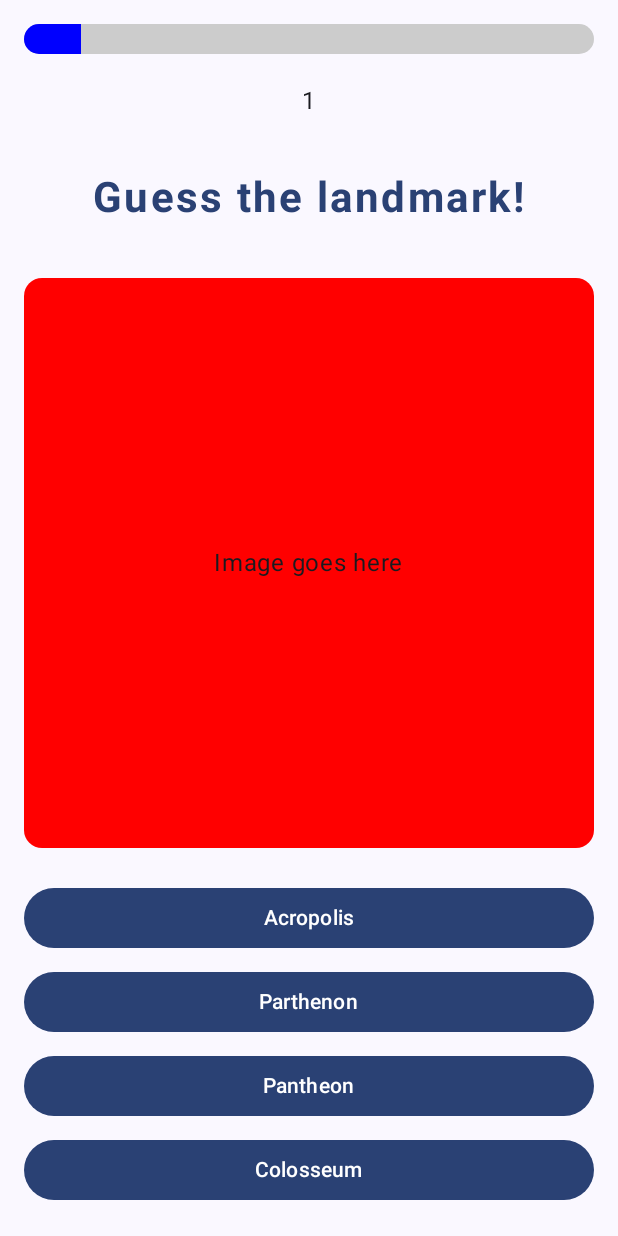
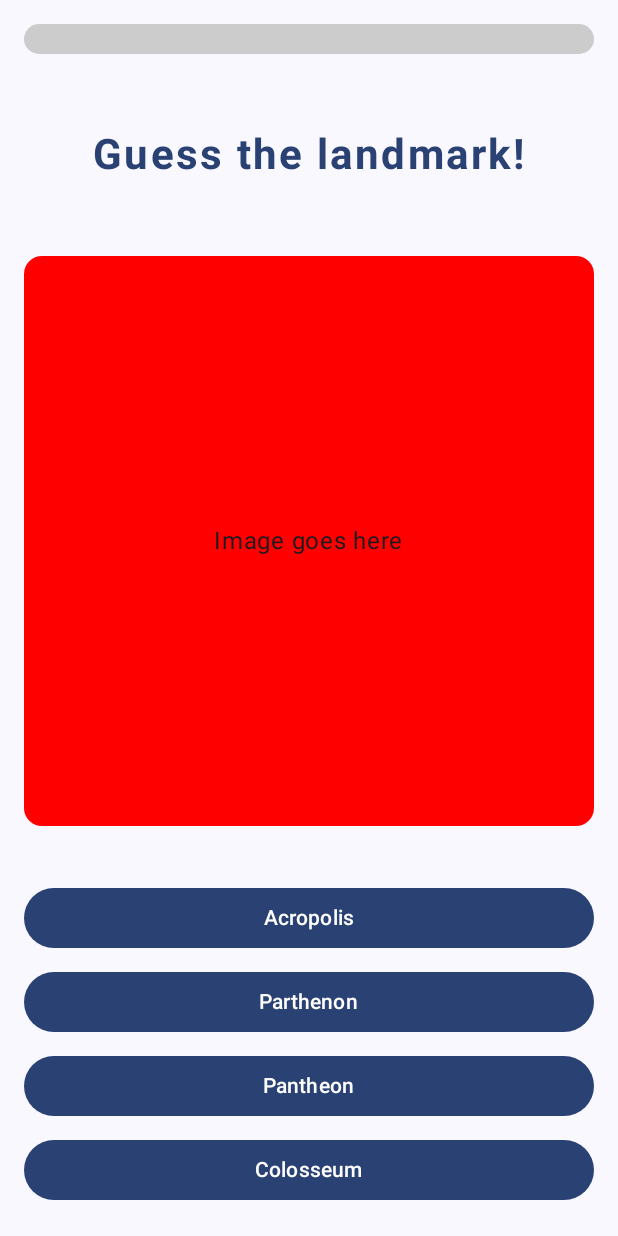
Before and after one commit to infinityvaibhav/geoblur-app-jetpack-compose, an Android app built with Jetpack Compose: the screen it shows after launch (MainActivity), after a tap on "Acropolis", on a phone screen of 412 x 824 dp. Run offline under Robolectric (Android 15) with nearby library versions, the phone set to English and light mode, and no system bars.

Commit message:
[feat] connected viewmodel with loading state anf progress value in composable and refactored GeoBlurContent screen

```diff
--- /dev/null
+++ b/app/src/main/java/com/example/geoblur/view/GeoBlurContentScreen.kt
@@ -0,0 +1,97 @@
+package com.example.geoblur.view
+
+import androidx.compose.foundation.background
+import androidx.compose.foundation.layout.Arrangement
+import androidx.compose.foundation.layout.Box
+import androidx.compose.foundation.layout.Column
+import androidx.compose.foundation.layout.PaddingValues
+import androidx.compose.foundation.layout.aspectRatio
+import androidx.compose.foundation.layout.fillMaxSize
+import androidx.compose.foundation.layout.fillMaxWidth
+import androidx.compose.foundation.layout.padding
+import androidx.compose.material3.Button
+import androidx.compose.material3.MaterialTheme
+import androidx.compose.material3.Text
+import androidx.compose.runtime.Composable
+import androidx.compose.ui.Alignment
+import androidx.compose.ui.Modifier
+import androidx.compose.ui.draw.clip
+import androidx.compose.ui.graphics.Color
+import androidx.compose.ui.text.font.FontWeight
+import androidx.compose.ui.unit.dp
+import androidx.compose.ui.unit.sp
+import com.example.geoblur.viewmodel.GameViewModel
+
+@Composable
+fun GeoBlurContentScreen(
+    modifier: Modifier = Modifier,
+    viewModel: GameViewModel,
+    innerPadding: PaddingValues) {
+    val currentLandmark = viewModel.currentLandmark
+
+    if (currentLandmark == null) {
+        Box(
+            modifier = modifier.fillMaxSize(),
+            contentAlignment = Alignment.Center
+        ) {
+            Text("Bo Landmark to show")
+        }
+    } else {
+        Column(
+            modifier = modifier
+                .fillMaxSize()
+                .padding(innerPadding)
+                .padding(16.dp),
+            horizontalAlignment = Alignment.CenterHorizontally,
+            verticalArrangement = Arrangement.SpaceBetween
+        ) {
+            CustomProgressBarView(
+                progress = viewModel.progress
+            )
+            Text(
+                text = "Guess the landmark!",
+                style = MaterialTheme.typography.headlineMedium.copy(
+                    color = MaterialTheme.colorScheme.primary,
+                    letterSpacing = 1.5.sp,
+                    fontWeight = FontWeight.Bold
+                ),
+                modifier = modifier.padding(16.dp)
+            )
+
+            // Middle Section - Image box
+            Box(
+                modifier = modifier
+                    .fillMaxWidth()
+                    .aspectRatio(1f)
+                    .clip(MaterialTheme.shapes.medium)
+                    .background(Color.Red),
+                contentAlignment = Alignment.Center
+            ) {
+                Text("Image goes here")
+            }
+
+            // Bottom Section - Buttons
+            Column {
+                val options = listOf(
+                    "Acropolis",
+                    "Parthenon",
+                    "Pantheon",
+                    "Colosseum"
+                )
+
+                options.forEach { option ->
+                    Button(
+                        onClick = {
+                            viewModel.submitAnswer(option)
+                        },
+                        modifier = modifier
+                            .fillMaxWidth()
+                            .padding(vertical = 4.dp)
+                    ) {
+                        Text(option)
+                    }
+                }
+            }
+        }
+    }
+}
--- a/app/src/main/java/com/example/geoblur/view/MainActivity.kt
+++ b/app/src/main/java/com/example/geoblur/view/MainActivity.kt
@@ -56,14 +56,10 @@ class MainActivity : ComponentActivity() {
 fun GeoBlurView(modifier: Modifier = Modifier, viewModel: GameViewModel) {
     val uiState by viewModel.uiState.collectAsState()
 
-    val isLoading = false
-    var currentIndex by remember { mutableIntStateOf(0) }
-    val totalLandmark = 10
-
     Scaffold(
         modifier = modifier.fillMaxSize()
     ) { innerPadding ->
-        if (isLoading) {
+        if (uiState.loading) {
             Box(
                 modifier = modifier
                     .fillMaxSize()
@@ -73,63 +69,10 @@ fun GeoBlurView(modifier: Modifier = Modifier, viewModel: GameViewModel) {
                 CircularProgressIndicator()
             }
         } else {
-            Column(
-                modifier = modifier
-                    .fillMaxSize()
-                    .padding(innerPadding)
-                    .padding(16.dp),
-                horizontalAlignment = Alignment.CenterHorizontally,
-                verticalArrangement = Arrangement.SpaceBetween
-            ) {
-                CustomProgressBarView(
-                    progress = currentIndex.toFloat() / totalLandmark
-                )
-                Text("$currentIndex")
-                Text(
-                    text = "Guess the landmark!",
-                    style = MaterialTheme.typography.headlineMedium.copy(
-                        color = MaterialTheme.colorScheme.primary,
-                        letterSpacing = 1.5.sp,
-                        fontWeight = FontWeight.Bold
-                    ),
-                    modifier = modifier.padding(16.dp)
-                )
-
-                // Middle Section - Image box
-                Box(
-                    modifier = modifier
-                        .fillMaxWidth()
-                        .aspectRatio(1f)
-                        .clip(MaterialTheme.shapes.medium)
-                        .background(Color.Red),
-                    contentAlignment = Alignment.Center
-                ) {
-                    Text("Image goes here")
-                }
-
-                // Bottom Section - Buttons
-                Column {
-                    val options = listOf(
-                        "Acropolis",
-                        "Parthenon",
-                        "Pantheon",
-                        "Colosseum"
-                    )
-
-                    options.forEach { option ->
-                        Button(
-                            onClick = {
-                                currentIndex += 1
-                            },
-                            modifier = modifier
-                                .fillMaxWidth()
-                                .padding(vertical = 4.dp)
-                        ) {
-                            Text(option)
-                        }
-                    }
-                }
-            }
+            GeoBlurContentScreen(
+                viewModel = viewModel,
+                innerPadding = innerPadding
+            )
         }
     }
 }
```
